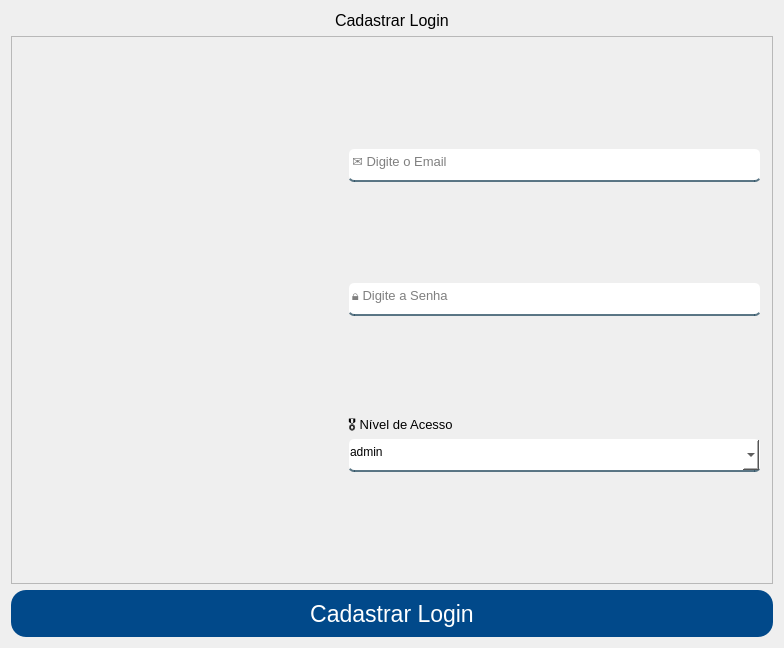
Senac-SOR-ADS/Mapa-de-Sala, file App/view/ui/cadastroLogin.ui: the form before one commit.
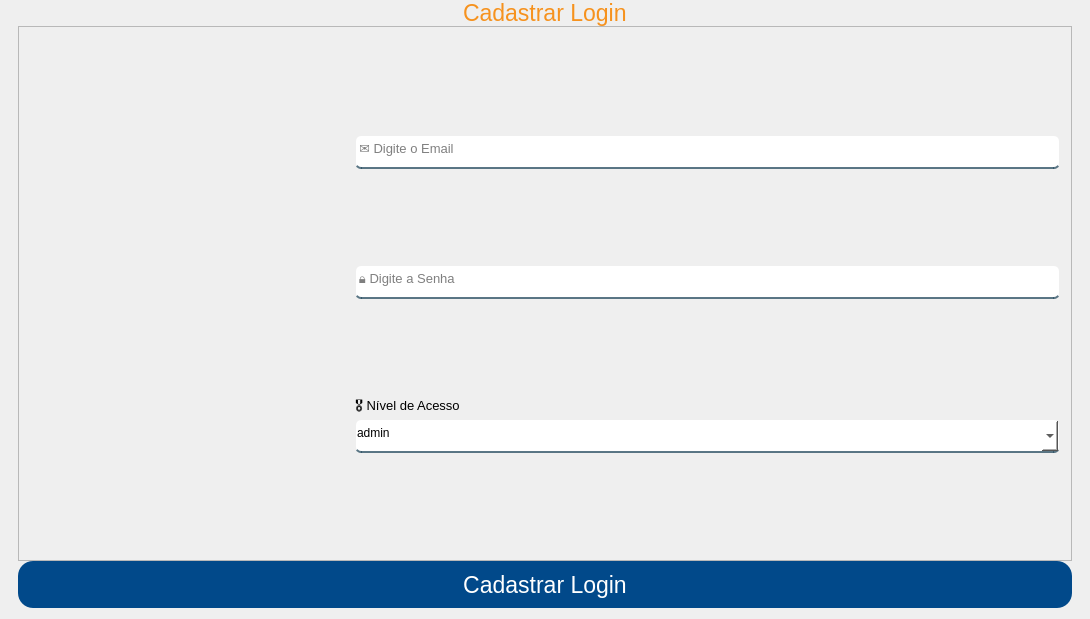
The form after the commit. Icons and pictures are not drawn.

Commit message: arrumando layout para ficar responsivo das telas q envolvem cadastro

```diff
--- a/App/view/ui/cadastroLogin.ui
+++ b/App/view/ui/cadastroLogin.ui
@@ -6,8 +6,8 @@
    <rect>
     <x>0</x>
     <y>0</y>
-    <width>780</width>
-    <height>648</height>
+    <width>1090</width>
+    <height>619</height>
    </rect>
   </property>
   <property name="windowTitle">
@@ -44,14 +44,48 @@
 
 #respostas {
 	color: red;
+}
+
+#titulo {
+	color: #f6921e;
 }</string>
   </property>
   <layout class="QVBoxLayout" name="verticalLayout">
-   <item alignment="Qt::AlignHCenter|Qt::AlignTop">
-    <widget class="QLabel" name="label">
+   <property name="spacing">
+    <number>0</number>
+   </property>
+   <property name="leftMargin">
+    <number>0</number>
+   </property>
+   <property name="topMargin">
+    <number>0</number>
+   </property>
+   <property name="rightMargin">
+    <number>0</number>
+   </property>
+   <item alignment="Qt::AlignHCenter">
+    <widget class="QWidget" name="widget_2" native="true">
+     <layout class="QVBoxLayout" name="verticalLayout_4">
+      <property name="spacing">
+       <number>0</number>
+      </property>
+      <property name="leftMargin">
+       <number>0</number>
+      </property>
+      <property name="topMargin">
+       <number>0</number>
+      </property>
+      <property name="rightMargin">
+       <number>0</number>
+      </property>
+      <property name="bottomMargin">
+       <number>0</number>
+      </property>
+      <item alignment="Qt::AlignHCenter">
+       <widget class="QLabel" name="titulo">
      <property name="font">
       <font>
-       <pointsize>12</pointsize>
+          <pointsize>17</pointsize>
       </font>
      </property>
      <property name="text">
@@ -90,7 +124,7 @@
        <number>11</number>
       </property>
       <item>
-       <widget class="QWidget" name="widget_2" native="true">
+          <widget class="QWidget" name="widget_3" native="true">
         <layout class="QVBoxLayout" name="verticalLayout_2">
          <item>
           <widget class="QLabel" name="label_2">
@@ -152,7 +186,13 @@
           <widget class="QLineEdit" name="email">
            <property name="minimumSize">
             <size>
-             <width>0</width>
+                <width>705</width>
+                <height>34</height>
+               </size>
+              </property>
+              <property name="maximumSize">
+               <size>
+                <width>705</width>
              <height>34</height>
             </size>
            </property>
@@ -186,7 +226,13 @@
           <widget class="QLineEdit" name="senha">
            <property name="minimumSize">
             <size>
-             <width>0</width>
+                <width>705</width>
+                <height>34</height>
+               </size>
+              </property>
+              <property name="maximumSize">
+               <size>
+                <width>705</width>
              <height>34</height>
             </size>
            </property>
@@ -229,7 +275,13 @@
           <widget class="QComboBox" name="nivelAcesso">
            <property name="minimumSize">
             <size>
-             <width>0</width>
+                <width>705</width>
+                <height>34</height>
+               </size>
+              </property>
+              <property name="maximumSize">
+               <size>
+                <width>705</width>
              <height>34</height>
             </size>
            </property>
@@ -292,6 +344,9 @@
      <property name="text">
       <string>Cadastrar Login</string>
      </property>
+       </widget>
+      </item>
+     </layout>
     </widget>
    </item>
   </layout>
```
Left out of the diff: 2 changed lines with no effect on the pictures. Lines whose indentation alone changed are shown as unchanged. The commit also changes 3 other files.
